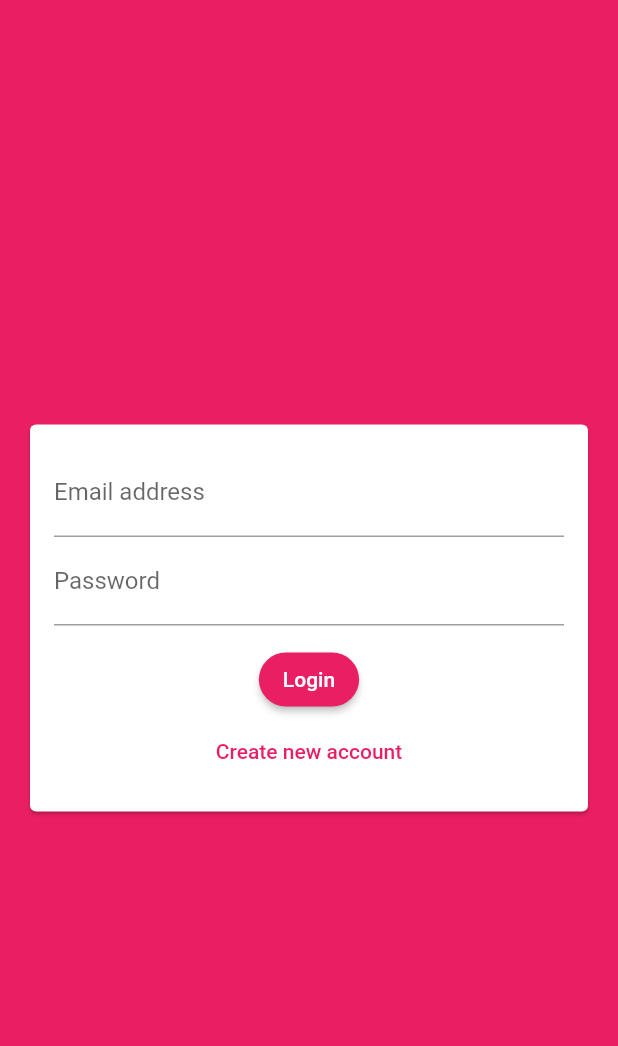
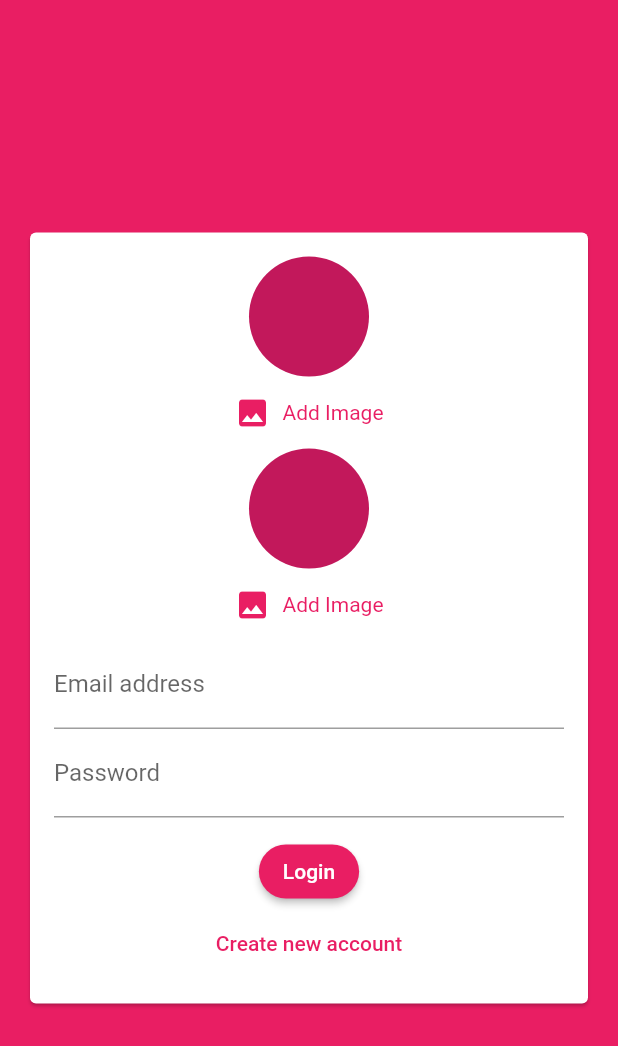
Before and after one commit to KiritoCheenu/chat_app, a Flutter app: the screen it shows after launch, on a phone screen of 412 x 824 dp. Shown: the top 1046 px of the screen. Run offline on Flutter 3.47's test engine with Material 2 defaults, Android fonts, the phone set to English and light mode, and no system bars; our stand-ins replace cloud_firestore, firebase_auth, firebase_core, image_picker; accounts and stored records are empty.

Commit message:
image picker

```diff
--- a/lib/Widgets/auth/auth_form.dart
+++ b/lib/Widgets/auth/auth_form.dart
@@ -1,3 +1,4 @@
+import 'package:chat_app/pickers/user_image_picker.dart';
 import 'package:flutter/material.dart';
 
 class AuthForm extends StatefulWidget {
@@ -46,6 +47,8 @@ class _AuthFormState extends State<AuthForm> {
               child: Column(
                 mainAxisSize: MainAxisSize.min,
                 children: <Widget>[
+                  if (_isLogin) UserImagePicker(),
+                  UserImagePicker(),
                   TextFormField(
                     key: ValueKey('email'),
                     validator: (value) {
--- a/lib/Widgets/chat/messages.dart
+++ b/lib/Widgets/chat/messages.dart
@@ -16,6 +16,8 @@ class Messages extends StatelessWidget {
           return Center(
             child: CircularProgressIndicator(),
           );
+        else if (!chatSnapshot.hasData) return Container();
+
         final chatDocs = chatSnapshot.data.docs;
         final user = FirebaseAuth.instance.currentUser;
         return ListView.builder(
--- /dev/null
+++ b/lib/pickers/user_image_picker.dart
@@ -0,0 +1,41 @@
+import 'dart:io';
+
+import 'package:flutter/material.dart';
+import 'package:image_picker/image_picker.dart';
+
+class UserImagePicker extends StatefulWidget {
+  @override
+  _UserImagePickerState createState() => _UserImagePickerState();
+}
+
+class _UserImagePickerState extends State<UserImagePicker> {
+  File _imagePicked;
+
+  void _pickImage() async {
+    final picker = ImagePicker();
+    final pickedImage = await picker.getImage(source: ImageSource.gallery);
+    final pickedImageFile = File(pickedImage.path);
+    setState(() {
+      _imagePicked = pickedImageFile;
+    });
+  }
+
+  @override
+  Widget build(BuildContext context) {
+    return Column(
+      children: [
+        CircleAvatar(
+          radius: 40,
+          backgroundImage:
+              _imagePicked != null ? FileImage(_imagePicked) : null,
+        ),
+        TextButton.icon(
+            style: TextButton.styleFrom(
+                textStyle: TextStyle(color: Theme.of(context).primaryColor)),
+            onPressed: _pickImage,
+            icon: Icon(Icons.image),
+            label: Text('Add Image')),
+      ],
+    );
+  }
+}
--- a/pubspec.yaml
+++ b/pubspec.yaml
@@ -26,6 +26,7 @@ dependencies:
   firebase_core: ^1.0.2
   cloud_firestore: ^1.0.3
   firebase_auth: ^1.0.1
+  image_picker: ^0.7.4
 
 
   # The following adds the Cupertino Icons font to your application.
```
Also changed, not shown: lib/Widgets/chat/messageBubble.dart (+9 -3 lines), pubspec.lock.
